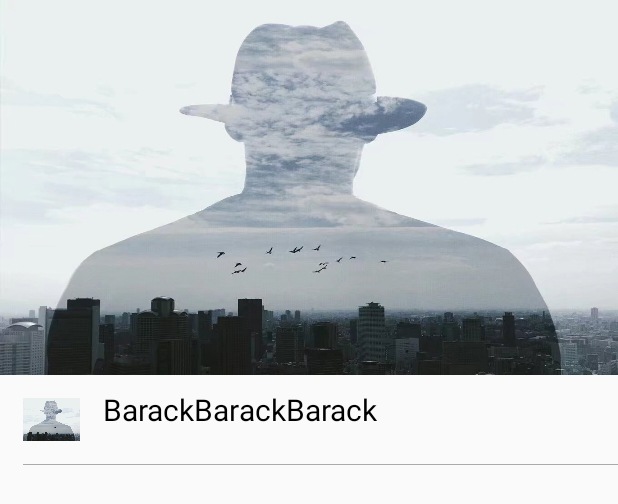
After one commit to baoqianyue/EyeRead, an Android app: the layout layout_home_video_item.xml on its own in the app's theme, with its tools: preview values and no code run, on a phone screen of 412 x 824 dp. The commit adds this screen. Shown: the top 504 px of the screen. Run offline under Robolectric (Android 15) with nearby library versions, the phone set to English and light mode, and no system bars; network calls fail.

Commit message:
update home fragment

```diff
--- a/app/src/main/java/com/barackbao/eyeread/ui/customviews/PullRefreshRecyclerView.kt
+++ b/app/src/main/java/com/barackbao/eyeread/ui/customviews/PullRefreshRecyclerView.kt
@@ -122,6 +122,7 @@ class PullRefreshRecyclerView : RecyclerView {
                 }
 
             }
+            //手指抬起，恢复
             MotionEvent.ACTION_UP -> {
                 canRefresh = false
                 isFirstMove = true
@@ -143,6 +144,7 @@ class PullRefreshRecyclerView : RecyclerView {
     private fun recover() {
         homeHeaderView = getChildAt(0) as HomeHeaderView
         Log.i("PullRefreshRecyclerView", "松手恢复")
+
         hideLoading()
     }
 
--- a/app/src/main/java/com/barackbao/eyeread/ui/fragment/HomeFragment.kt
+++ b/app/src/main/java/com/barackbao/eyeread/ui/fragment/HomeFragment.kt
@@ -63,7 +63,6 @@ class HomeFragment : BaseFragment(tabId = tabsId[0]), HomeContract.CHomeView {
             override fun onRefresh() {
                 persenter.getFirstData()
             }
-
         })
 
         home_rv.addOnScrollListener(object : RecyclerView.OnScrollListener() {
@@ -85,7 +84,7 @@ class HomeFragment : BaseFragment(tabId = tabsId[0]), HomeContract.CHomeView {
         if (firstAdapterPosition == 0) { //如果当前是headerview就设置为透明
             activity.toolbar.setBackgroundColor(0x00000000.toInt())
             activity.refresh_img.visibility = View.GONE
-            activity.toolbar_title_tv.text = "test"
+            activity.toolbar_title_tv.text = ""
         } else {
             if (homeAdapter.itemList.size > 1) {
                 activity.toolbar.setBackgroundColor(0xddffffff.toInt())
@@ -103,6 +102,7 @@ class HomeFragment : BaseFragment(tabId = tabsId[0]), HomeContract.CHomeView {
     }
 
     override fun setFirstData(homeBean: HomeBean) {
+        homeAdapter.setHeadViewSize(homeBean.issueList[0].count)
         homeAdapter.itemList = homeBean.issueList[0].itemList
         home_rv.hideLoading()
     }
@@ -113,6 +113,7 @@ class HomeFragment : BaseFragment(tabId = tabsId[0]), HomeContract.CHomeView {
 
     override fun onError() {
         showToast("网络错误")
+        home_rv.hideLoading()
     }
 
 }
--- /dev/null
+++ b/app/src/main/res/layout/layout_home_video_item.xml
@@ -0,0 +1,63 @@
+<?xml version="1.0" encoding="utf-8"?>
+<LinearLayout xmlns:android="http://schemas.android.com/apk/res/android"
+    xmlns:tools="http://schemas.android.com/tools"
+    android:layout_width="match_parent"
+    android:layout_height="match_parent"
+    android:orientation="vertical">
+
+    <ImageView
+        android:src="@drawable/barack"
+        android:id="@+id/video_back_img"
+        android:layout_width="match_parent"
+        android:layout_height="250dp"
+        android:scaleType="fitXY" />
+
+
+    <RelativeLayout
+        android:layout_width="match_parent"
+        android:layout_height="60dp"
+        android:layout_marginBottom="8dp">
+
+        <ImageView
+            android:id="@+id/video_img"
+            android:layout_width="38dp"
+            android:layout_height="38dp"
+            android:layout_centerVertical="true"
+            android:layout_marginLeft="15dp"
+            tools:src="@drawable/barack" />
+
+        <LinearLayout
+            android:layout_width="wrap_content"
+            android:layout_height="wrap_content"
+            android:layout_centerVertical="true"
+            android:layout_marginLeft="15dp"
+            android:layout_marginRight="30dp"
+            android:layout_toRightOf="@+id/video_img"
+            android:orientation="vertical">
+
+            <TextView
+                android:id="@+id/video_title_tv"
+                android:layout_width="wrap_content"
+                android:layout_height="wrap_content"
+                android:text="BarackBarackBarack"
+                android:textColor="#000"
+                android:textSize="20sp" />
+
+            <TextView
+                android:id="@+id/video_tags_tv"
+                android:layout_width="wrap_content"
+                android:layout_height="wrap_content"
+                android:textSize="10sp" />
+
+        </LinearLayout>
+
+
+        <View
+            android:layout_width="match_parent"
+            android:layout_height="1px"
+            android:layout_alignParentBottom="true"
+            android:layout_marginLeft="15dp"
+            android:background="@android:color/darker_gray" />
+    </RelativeLayout>
+
+</LinearLayout>
```
Also changed, not shown: app/src/main/java/com/barackbao/eyeread/ui/adapter/HomeAdapter.kt (+25 -4 lines), app/src/main/java/com/barackbao/eyeread/ui/customviews/HomeVideoItem.kt (added, +62 -0 lines), app/src/main/res/layout/activity_main.xml (+2 -5 lines).
